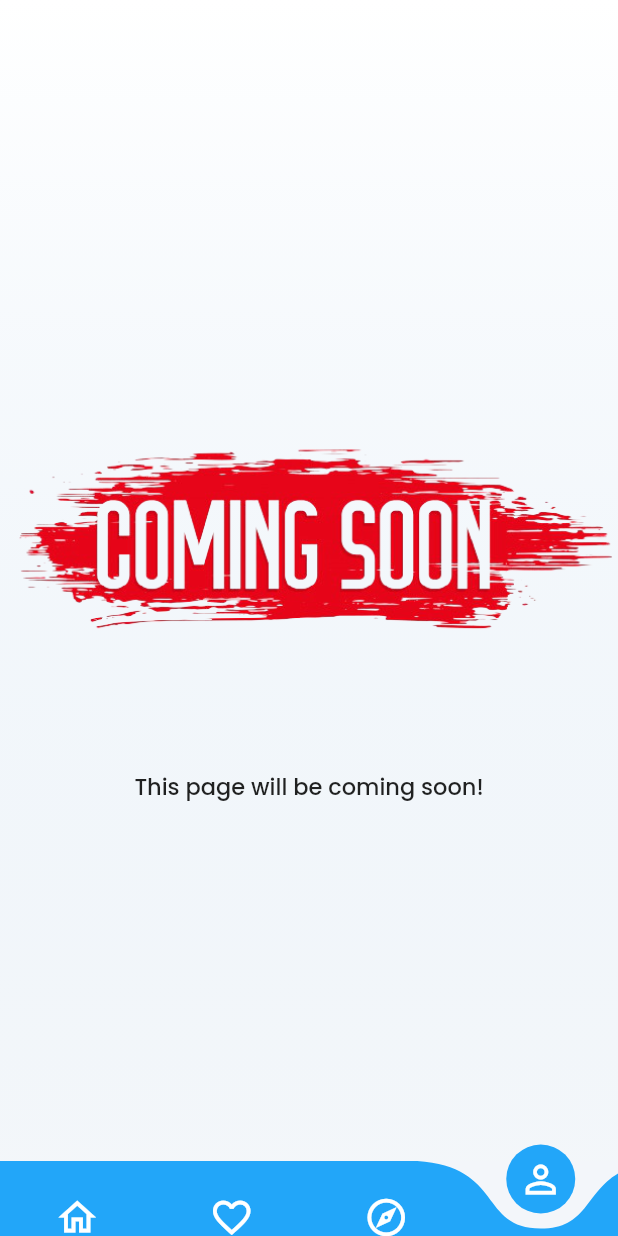
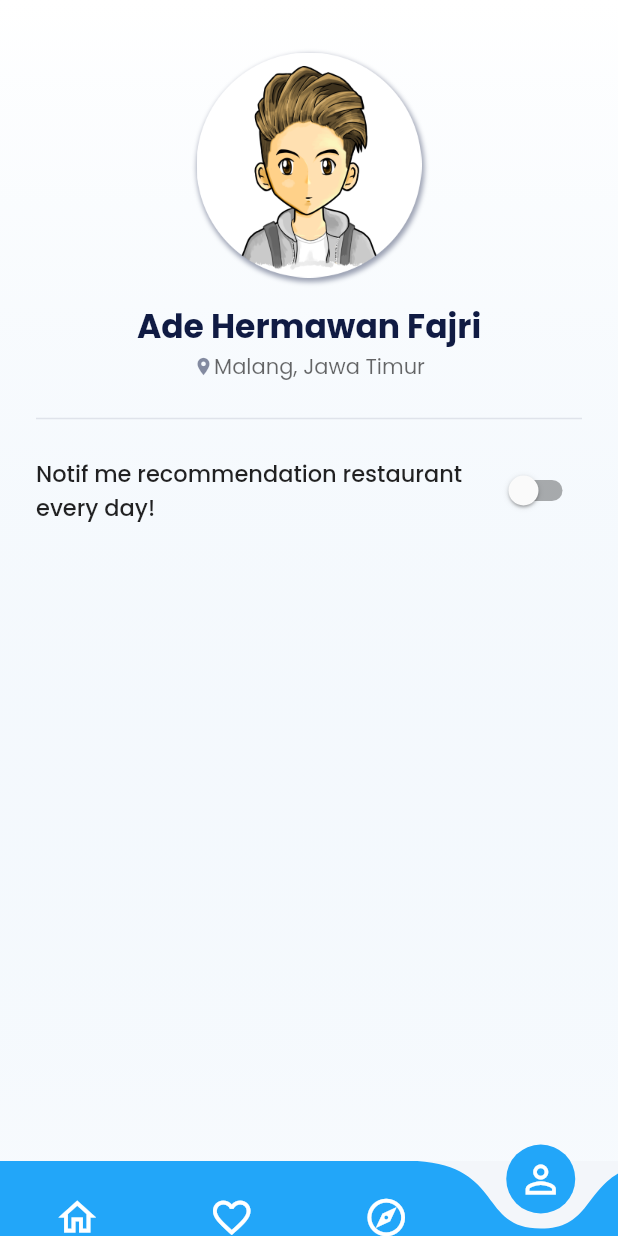
Before and after one commit to kroniz-utab/resto-apps, a Flutter app: the MainPage screen opened directly, swiped to page 4, on a phone screen of 412 x 824 dp. Run offline on Flutter 3.47's test engine with Material 2 defaults, Android fonts, the phone set to English and light mode, and no system bars; drawn by our look-alikes of curved_navigation_bar; our stand-ins replace connectivity, flutter_fadein, flutter_rating_bar, google_fonts, loading_indicator, readmore; network calls fail.

Commit message:
simplify page code

```diff
--- a/lib/layout/main_page.dart
+++ b/lib/layout/main_page.dart
@@ -1,11 +1,8 @@
 import 'package:curved_navigation_bar/curved_navigation_bar.dart';
 import 'package:flutter/material.dart';
-import 'package:provider/provider.dart';
-import 'package:restaurant_apps/api/api_service.dart';
+import 'package:restaurant_apps/layout/profile_page.dart';
 import 'package:restaurant_apps/layout/support_content_page.dart';
 import 'package:restaurant_apps/layout/home_page.dart';
-import 'package:restaurant_apps/provider/resto_best_provider.dart';
-import 'package:restaurant_apps/provider/resto_provider.dart';
 import 'package:restaurant_apps/theme/color.dart';
 
 class MainPage extends StatefulWidget {
@@ -39,21 +36,7 @@ class _MainPageState extends State<MainPage> {
   ];
 
   List<Widget> _pageList = [
-    MultiProvider(
-      providers: [
-        ChangeNotifierProvider<RestaurantListProvider>(
-          create: (context) => RestaurantListProvider(
-            apiServices: ApiServices(),
-          ),
-        ),
-        ChangeNotifierProvider<RestaurantBestProvider>(
-          create: (context) => RestaurantBestProvider(
-            apiServices: ApiServices(),
-          ),
-        ),
-      ],
-      child: HomePage(),
-    ),
+    HomePage(),
     SupportContentPage(
       imageAssets: 'assets/images/coming_soon.png',
       message: 'This page will be coming soon!',
@@ -62,10 +45,7 @@ class _MainPageState extends State<MainPage> {
       imageAssets: 'assets/images/coming_soon.png',
       message: 'This page will be coming soon!',
     ),
-    SupportContentPage(
-      imageAssets: 'assets/images/coming_soon.png',
-      message: 'This page will be coming soon!',
-    ),
+    ProfilePage(),
   ];
 
   @override
--- /dev/null
+++ b/lib/layout/profile_page.dart
@@ -0,0 +1,104 @@
+import 'package:flutter/material.dart';
+import 'package:restaurant_apps/theme/color.dart';
+import 'package:restaurant_apps/theme/typography.dart';
+
+class ProfilePage extends StatelessWidget {
+  const ProfilePage({Key? key}) : super(key: key);
+
+  @override
+  Widget build(BuildContext context) {
+    return Scaffold(
+      backgroundColor: whiteColor,
+      body: SizedBox.expand(
+        child: Container(
+          decoration: BoxDecoration(
+            gradient: LinearGradient(
+              colors: [
+                whiteColor,
+                bgGradientColor.withOpacity(.25),
+              ],
+              stops: [0, 1],
+              begin: Alignment.topCenter,
+              end: Alignment.bottomCenter,
+            ),
+          ),
+          child: SafeArea(
+            child: SingleChildScrollView(
+              physics: BouncingScrollPhysics(),
+              child: Column(
+                crossAxisAlignment: CrossAxisAlignment.center,
+                children: [
+                  SizedBox(height: 35),
+                  Container(
+                    decoration: BoxDecoration(
+                      shape: BoxShape.circle,
+                      boxShadow: [
+                        BoxShadow(
+                          color: darkBlueColor.withOpacity(.4),
+                          spreadRadius: 1,
+                          blurRadius: 2,
+                          offset: Offset(1, 2),
+                        ),
+                      ],
+                    ),
+                    child: Image.asset(
+                      'assets/images/profile.png',
+                      height: 150,
+                    ),
+                  ),
+                  SizedBox(height: 16),
+                  Text(
+                    'Ade Hermawan Fajri',
+                    style: headerTextStyle,
+                  ),
+                  Row(
+                    mainAxisAlignment: MainAxisAlignment.center,
+                    crossAxisAlignment: CrossAxisAlignment.center,
+                    children: [
+                      Icon(
+                        Icons.place,
+                        color: darkBlueColor.withOpacity(.5),
+                        size: 14,
+                      ),
+                      Text(
+                        'Malang, Jawa Timur',
+                        style: welcomeTextStyle,
+                      ),
+                    ],
+                  ),
+                  SizedBox(height: 16),
+                  Divider(
+                    color: darkBlueColor.withOpacity(.1),
+                    thickness: 1,
+                    indent: 24,
+                    endIndent: 24,
+                  ),
+                  SizedBox(height: 16),
+                  Padding(
+                    padding: const EdgeInsets.symmetric(horizontal: 24),
+                    child: Row(
+                      mainAxisAlignment: MainAxisAlignment.spaceBetween,
+                      crossAxisAlignment: CrossAxisAlignment.center,
+                      children: [
+                        Expanded(
+                          child: Text(
+                            'Notif me recommendation restaurant every day!',
+                            style: infoTextStyle,
+                          ),
+                        ),
+                        Switch.adaptive(
+                          value: false,
+                          onChanged: (value) {},
+                        )
+                      ],
+                    ),
+                  )
+                ],
+              ),
+            ),
+          ),
+        ),
+      ),
+    );
+  }
+}
--- a/lib/widget/resto_card.dart
+++ b/lib/widget/resto_card.dart
@@ -1,23 +1,17 @@
 import 'package:flutter/material.dart';
+import 'package:restaurant_apps/layout/detail_resto.dart';
 
+import 'package:restaurant_apps/model/restaurant_list_model.dart';
 import 'package:restaurant_apps/theme/color.dart';
 import 'package:restaurant_apps/theme/typography.dart';
 import 'package:restaurant_apps/widget/favorite_button.dart';
 
 class RestoCard extends StatelessWidget {
-  final String location;
-  final String restoName;
-  final double rating;
-  final String imgID;
-  final Function() onClick;
+  final Restaurant resto;
 
   const RestoCard({
     Key? key,
-    required this.location,
-    required this.restoName,
-    required this.rating,
-    required this.imgID,
-    required this.onClick,
+    required this.resto,
   }) : super(key: key);
 
   @override
@@ -38,7 +32,10 @@ class RestoCard extends StatelessWidget {
       child: Stack(
         children: [
           GestureDetector(
-            onTap: onClick,
+            onTap: () {
+              Navigator.pushNamed(context, DetailResto.routeName,
+                  arguments: resto.id);
+            },
             child: Stack(
               children: [
                 Positioned.fill(
@@ -47,7 +44,7 @@ class RestoCard extends StatelessWidget {
                     child: FadeInImage.assetNetwork(
                       placeholder: 'assets/images/placeholder.jpg',
                       image:
-                          'https://restaurant-api.dicoding.dev/images/medium/$imgID',
+                          'https://restaurant-api.dicoding.dev/images/medium/${resto.pictureId}',
                       fit: BoxFit.cover,
                     ),
                   ),
@@ -90,7 +87,7 @@ class RestoCard extends StatelessWidget {
                               size: 18,
                             ),
                             Text(
-                              '$rating',
+                              '${resto.rating}',
                               style: ratingTextStyle,
                             )
                           ],
@@ -109,7 +106,7 @@ class RestoCard extends StatelessWidget {
                     crossAxisAlignment: CrossAxisAlignment.start,
                     children: [
                       Text(
-                        restoName,
+                        resto.name,
                         style: placeNameTextStyle,
                         maxLines: 2,
                         overflow: TextOverflow.clip,
@@ -124,7 +121,7 @@ class RestoCard extends StatelessWidget {
                             size: 18,
                           ),
                           Text(
-                            location,
+                            resto.city,
                             style: locationOnCardTextStyle,
                           ),
                         ],
--- a/lib/widget/resto_list.dart
+++ b/lib/widget/resto_list.dart
@@ -1,23 +1,17 @@
 import 'package:flutter/material.dart';
+import 'package:restaurant_apps/layout/detail_resto.dart';
 
+import 'package:restaurant_apps/model/restaurant_list_model.dart';
 import 'package:restaurant_apps/theme/color.dart';
 import 'package:restaurant_apps/theme/typography.dart';
 import 'package:restaurant_apps/widget/favorite_button.dart';
 
 class RestoList extends StatelessWidget {
-  final String restoRating;
-  final String restoLocation;
-  final String restoName;
-  final String imgID;
-  final Function() onClick;
+  final Restaurant resto;
 
   const RestoList({
     Key? key,
-    required this.restoRating,
-    required this.restoLocation,
-    required this.restoName,
-    required this.imgID,
-    required this.onClick,
+    required this.resto,
   }) : super(key: key);
 
   @override
@@ -38,7 +32,13 @@ class RestoList extends StatelessWidget {
         child: Stack(
           children: [
             GestureDetector(
-              onTap: onClick,
+              onTap: () {
+                Navigator.pushNamed(
+                  context,
+                  DetailResto.routeName,
+                  arguments: resto.id,
+                );
+              },
               child: ClipRRect(
                 borderRadius: BorderRadius.circular(20.0),
                 child: Stack(
@@ -47,7 +47,7 @@ class RestoList extends StatelessWidget {
                       child: FadeInImage.assetNetwork(
                         placeholder: 'assets/images/placeholder.jpg',
                         image:
-                            'https://restaurant-api.dicoding.dev/images/medium/$imgID',
+                            'https://restaurant-api.dicoding.dev/images/medium/${resto.pictureId}',
                         fit: BoxFit.cover,
                       ),
                     ),
@@ -74,7 +74,7 @@ class RestoList extends StatelessWidget {
                         crossAxisAlignment: CrossAxisAlignment.start,
                         children: [
                           Text(
-                            restoName,
+                            resto.name,
                             style: placeNameTextStyle,
                             maxLines: 1,
                             overflow: TextOverflow.clip,
@@ -90,7 +90,7 @@ class RestoList extends StatelessWidget {
                               ),
                               SizedBox(width: 2),
                               Text(
-                                restoLocation,
+                                resto.city,
                                 style: locationOnCardTextStyle,
                               ),
                               SizedBox(width: 16),
@@ -103,7 +103,7 @@ class RestoList extends StatelessWidget {
                                   ),
                                   SizedBox(width: 2),
                                   Text(
-                                    restoRating,
+                                    resto.rating.toString(),
                                     style: locationOnCardTextStyle,
                                   )
                                 ],
--- a/pubspec.yaml
+++ b/pubspec.yaml
@@ -33,6 +33,8 @@ dependencies:
   loading_indicator: ^3.0.1
   provider: ^5.0.0
   readmore: ^2.1.0
+  shared_preferences: ^2.0.6
+  sqflite: ^2.0.0+3
 
 dev_dependencies:
   flutter_test:
```
Also changed, not shown: lib/layout/home_page.dart (+2 -23 lines), lib/layout/search_page.dart (+1 -12 lines), lib/main.dart (+13 -0 lines), assets/images/profile.png, pubspec.lock.
